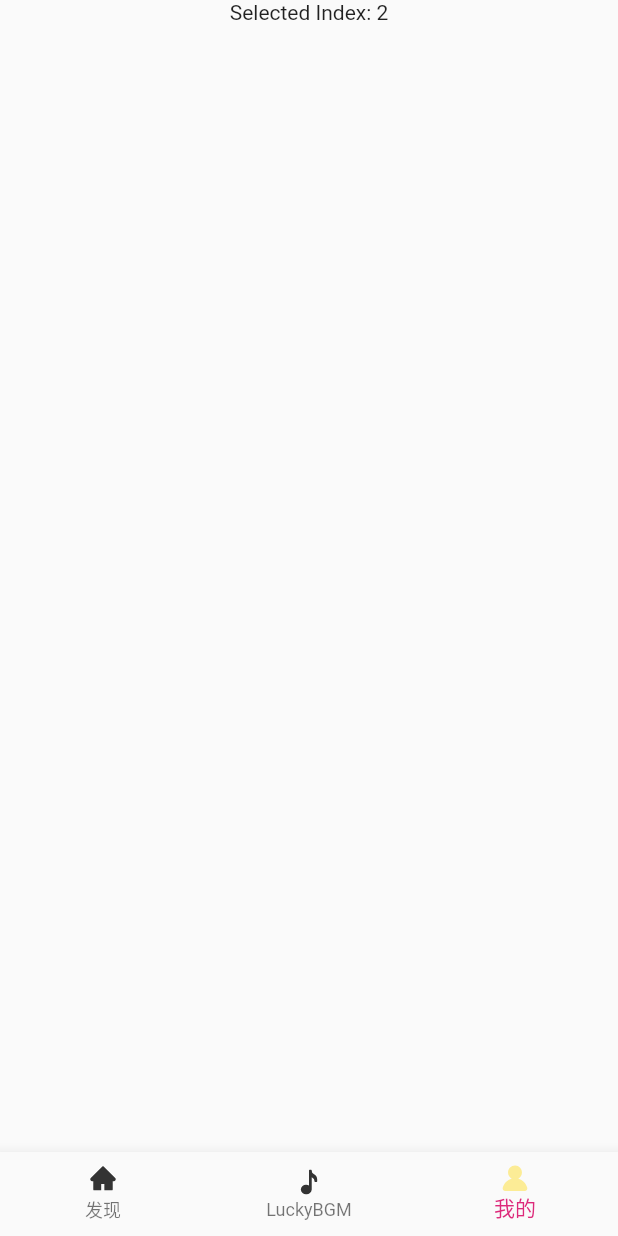
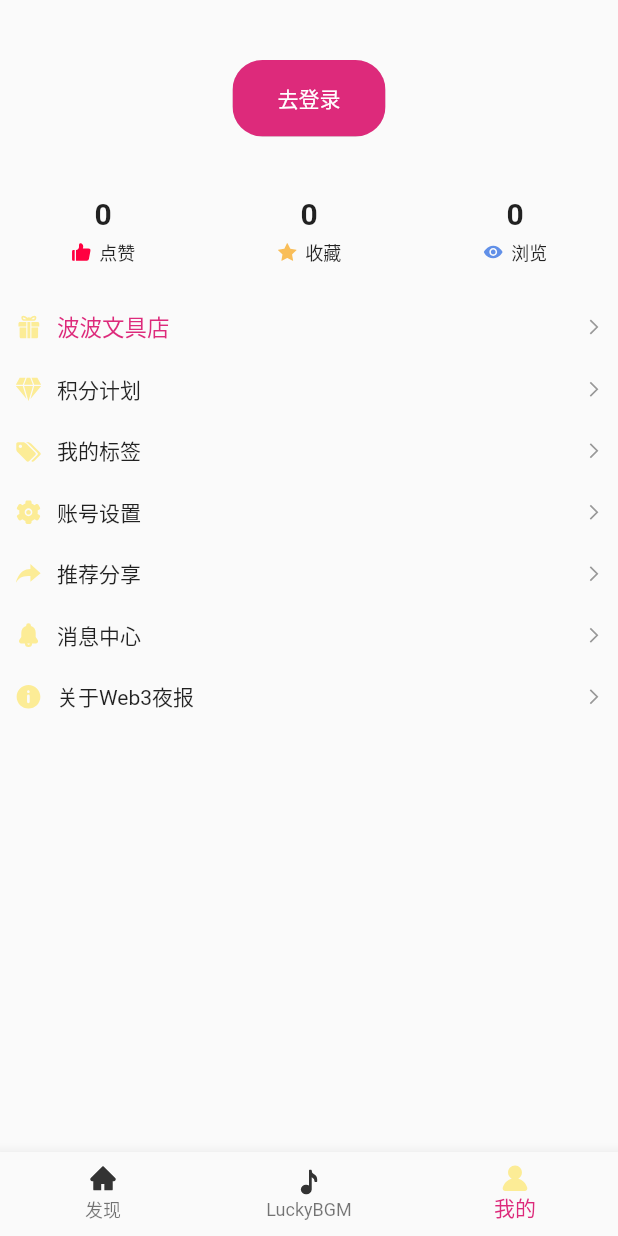
Before and after one commit to beehoo/web3_flutter, a Flutter app: the screen it shows after launch, item 3 of the bottom bar chosen, on a phone screen of 412 x 824 dp. Run offline on Flutter 3.47's test engine with Material 2 defaults, Android fonts, the light colour scheme and no system bars; our stand-ins replace another_flushbar, dio, flutter_html, flutter_svg; network calls fail; Roboto replaces fonts that are missing (youshebiaotihei).

Commit message:
个人中心和登录页面

```diff
--- a/iconfont.json
+++ b/iconfont.json
@@ -1,5 +1,5 @@
 {
-    "symbol_url": "",
+    "symbol_url": "//at.alicdn.com/t/c/font_3590931_8cnbe1th4co.js",
     "save_dir": "./lib/iconfont",
     "trim_icon_prefix": "icon",
     "default_icon_size": 18,
--- a/lib/config.dart
+++ b/lib/config.dart
@@ -1,2 +1,2 @@
 // 接口地址
-const String baseUrl = '';
+const String baseUrl = 'https://news.luckybgm.com';
--- a/lib/main.dart
+++ b/lib/main.dart
@@ -1,6 +1,7 @@
 import 'package:flutter/material.dart';
 import './iconfont/icon_font.dart';
 import 'routes/home.dart';
+import 'routes/my.dart';
 
 void main() {
   runApp(const MyApp());
@@ -42,7 +43,11 @@ class _MyHomePageState extends State<MyHomePage> {
     return Scaffold(
       body: Align(
         alignment: Alignment.topCenter,
-        child: _selectedIndex == 0 ? const Home() : Text('Selected Index: $_selectedIndex')
+        child: _selectedIndex == 0
+          ? const Home()
+          : _selectedIndex == 2
+            ? const My()
+            : Text('Selected Index: $_selectedIndex')
       ),
       bottomNavigationBar: SizedBox(
         height: 56,
--- a/lib/routes/home.dart
+++ b/lib/routes/home.dart
@@ -18,8 +18,7 @@ class Home extends StatelessWidget {
 
   @override
   Widget build(BuildContext context) {
-    return SizedBox(
-      child: Column(
+    return Column(
       children: <Widget>[
         // 搜索框
         const SearchBar(),
@@ -52,7 +51,6 @@ class Home extends StatelessWidget {
           )
         )
       ]
-      )
     );
   }
 }
--- /dev/null
+++ b/lib/routes/my.dart
@@ -0,0 +1,160 @@
+import 'package:flutter/material.dart';
+import './login.dart';
+import '../iconfont/icon_font.dart';
+
+class My extends StatelessWidget {
+  const My({super.key});
+
+  @override
+  Widget build(BuildContext context) {
+    final primaryColor = Theme.of(context).primaryColor;
+
+    return Column(
+      children: <Widget>[
+        Padding(
+          padding: const EdgeInsets.all(40),
+          child: ClipRRect(
+            borderRadius: BorderRadius.circular(20),
+            child: ElevatedButton(
+              style: ButtonStyle(
+                padding: MaterialStateProperty.all(const EdgeInsets.only(top: 15, bottom: 15, left: 30, right: 30)),
+                backgroundColor: MaterialStateProperty.all(primaryColor),
+              ),
+              onPressed: () {
+                Navigator.push(
+                  context,
+                  MaterialPageRoute(
+                    builder: (context) => const Login(),
+                  )
+                );
+              },
+              child: const Text('去登录'),
+            )
+          )
+        ),
+        Row(
+          mainAxisAlignment: MainAxisAlignment.spaceAround,
+          children: const <Widget>[
+            ItemBox(
+              num: '0',
+              icon: IconNames.zan,
+              iconColor: '#ff0040',
+              label: '点赞'
+            ),
+            ItemBox(
+              num: '0',
+              icon: IconNames.shoucang,
+              iconColor: '#f9be59',
+              label: '收藏'
+            ),
+            ItemBox(
+              num: '0',
+              icon: IconNames.liulan,
+              iconColor: '#6190e8',
+              label: '浏览'
+            )
+          ],
+        ),
+        const SizedBox(height: 20),
+        Column(
+          children: <Widget>[
+            MenuItem(
+              icon: IconNames.jifen,
+              label: '波波文具店',
+              textStyle: TextStyle(
+                fontFamily: 'youshebiaotihei',
+                fontSize: 15,
+                fontWeight: FontWeight.w500,
+                color: primaryColor,
+              )
+            ),
+            const MenuItem(icon: IconNames.diamond, label: '积分计划'),
+            const MenuItem(icon: IconNames.tags, label: '我的标签'),
+            const MenuItem(icon: IconNames.setting, label: '账号设置'),
+            const MenuItem(icon: IconNames.share, label: '推荐分享'),
+            const MenuItem(icon: IconNames.xiaoxi, label: '消息中心'),
+            const MenuItem(icon: IconNames.guanyu, label: '关于Web3夜报'),
+          ]
+        )
+      ]
+    );
+  }
+}
+
+class ItemBox extends StatelessWidget {
+  const ItemBox({
+    super.key,
+    required this.num, // 数量
+    required this.icon, // 图标名称
+    required this.iconColor, // 图标颜色
+    required this.label // 文字内容
+  });
+  final String num;
+  final dynamic icon;
+  final String iconColor;
+  final String label;
+
+  @override
+  Widget build(BuildContext context) {
+    return Column(
+      children: <Widget>[
+        Text(
+          num,
+          style: const TextStyle(
+            fontSize: 20,
+            fontWeight: FontWeight.bold
+          )
+        ),
+        const SizedBox(height: 5),
+        Row(
+          children: <Widget>[
+            IconFont(icon, size: 14, color: iconColor),
+            const SizedBox(width: 5),
+            Text(
+              label,
+              style: const TextStyle(
+                fontSize: 12
+              )
+            )
+          ]
+        )
+      ]
+    );
+  }
+}
+
+class MenuItem extends StatelessWidget {
+  const MenuItem({
+    super.key,
+    required this.icon, // 图标
+    required this.label, // 标题
+    this.textStyle = const TextStyle()}); // 文本样式
+  final dynamic icon;
+  final String label;
+  final dynamic textStyle;
+
+  @override
+  Widget build(BuildContext context) {
+    final primaryColor = '#${Theme.of(context).primaryColor.value.toRadixString(16)}';
+
+    return InkWell(
+      onTap: () {},
+      child: Padding(
+        padding: const EdgeInsets.all(10),
+        child: Row(
+          mainAxisAlignment: MainAxisAlignment.spaceBetween,
+          children: <Widget>[
+            Row(
+              children: <Widget>[
+                IconFont(icon, size: 18, color: primaryColor),
+                const SizedBox(width: 10),
+                Text(label, style: textStyle)
+              ],
+            ),
+            IconFont(IconNames.arrow, size: 12, color: '#999')
+          ],
+        )
+      )
+    );
+  }
+}
```
Also changed, not shown: lib/routes/login.dart (added, +215 -0 lines), pubspec.yaml (+9 -0 lines), lib/assets/fonts/youshebiaotihei.ttf (added), pubspec.lock, 3 other files. Lines whose indentation alone changed are shown as unchanged.
